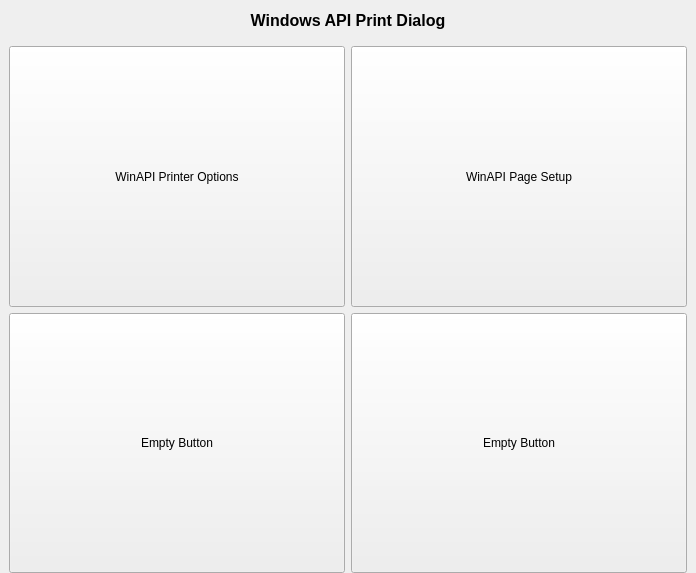
Old version of the form QtGuiApplicationTest/QtGuiApplicationTest/MiscellaneousWinPrintDlg.ui in the repository xautshuanglong/QtLearningRepository.
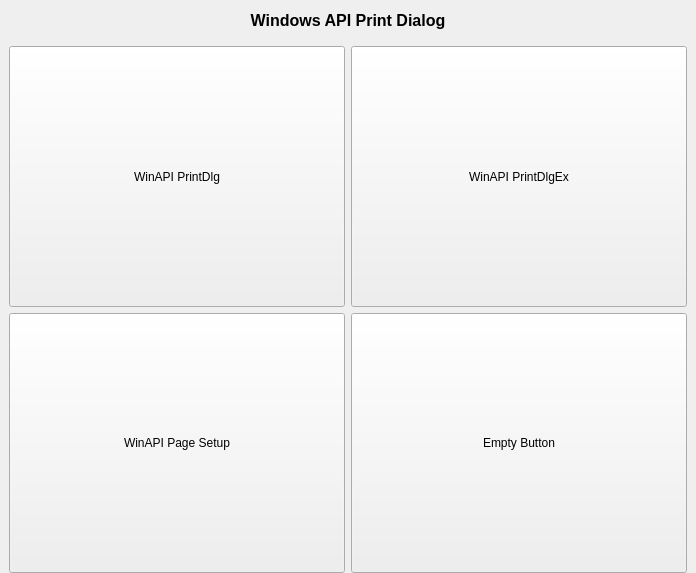
New version of the form. Custom widgets are drawn as their Qt base class.

Commit message: Windows API 打印机首选项设置对话框

Diff of the .ui file:
```diff
--- a/QtGuiApplicationTest/QtGuiApplicationTest/MiscellaneousWinPrintDlg.ui
+++ b/QtGuiApplicationTest/QtGuiApplicationTest/MiscellaneousWinPrintDlg.ui
@@ -65,7 +65,7 @@
       <number>9</number>
      </property>
      <item row="0" column="1">
-      <widget class="QPushButton" name="btnPageSetup">
+      <widget class="QPushButton" name="btnPrintDlgEx">
        <property name="sizePolicy">
         <sizepolicy hsizetype="Expanding" vsizetype="Expanding">
          <horstretch>0</horstretch>
@@ -79,7 +79,7 @@
         </size>
        </property>
        <property name="text">
-        <string>WinAPI Page Setup</string>
+        <string>WinAPI PrintDlgEx</string>
        </property>
       </widget>
      </item>
@@ -98,31 +98,12 @@
         </size>
        </property>
        <property name="text">
-        <string>WinAPI Printer Options</string>
-       </property>
-      </widget>
-     </item>
-     <item row="1" column="0">
-      <widget class="QPushButton" name="btnEmpty1">
-       <property name="sizePolicy">
-        <sizepolicy hsizetype="Expanding" vsizetype="Expanding">
-         <horstretch>0</horstretch>
-         <verstretch>0</verstretch>
-        </sizepolicy>
-       </property>
-       <property name="minimumSize">
-        <size>
-         <width>140</width>
-         <height>30</height>
-        </size>
-       </property>
-       <property name="text">
-        <string>Empty Button</string>
+        <string>WinAPI PrintDlg</string>
        </property>
       </widget>
      </item>
      <item row="1" column="1">
-      <widget class="QPushButton" name="btnEmpty2">
+      <widget class="QPushButton" name="btnEmpty1">
        <property name="sizePolicy">
         <sizepolicy hsizetype="Expanding" vsizetype="Expanding">
          <horstretch>0</horstretch>
@@ -140,6 +121,25 @@
        </property>
       </widget>
      </item>
+     <item row="1" column="0">
+      <widget class="QPushButton" name="btnPageSetup">
+       <property name="sizePolicy">
+        <sizepolicy hsizetype="Expanding" vsizetype="Expanding">
+         <horstretch>0</horstretch>
+         <verstretch>0</verstretch>
+        </sizepolicy>
+       </property>
+       <property name="minimumSize">
+        <size>
+         <width>140</width>
+         <height>30</height>
+        </size>
+       </property>
+       <property name="text">
+        <string>WinAPI Page Setup</string>
+       </property>
+      </widget>
+     </item>
     </layout>
    </item>
   </layout>
```
Left out of the diff: 2 changed lines with no effect on the pictures. The commit also changes 2 other files.
